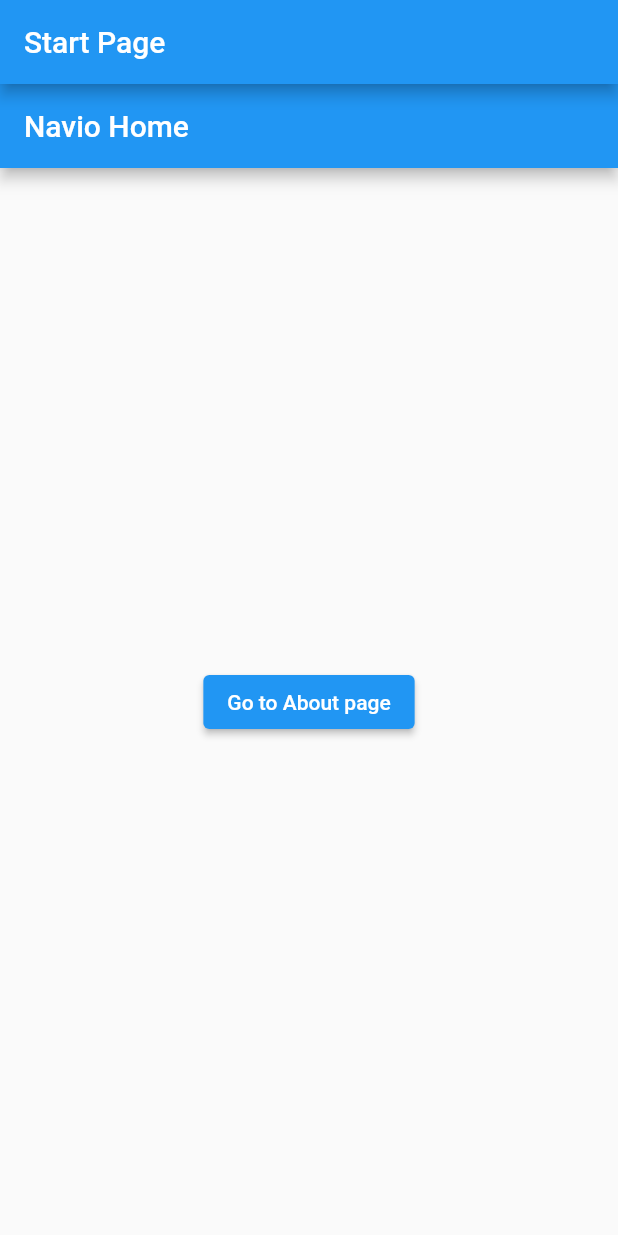
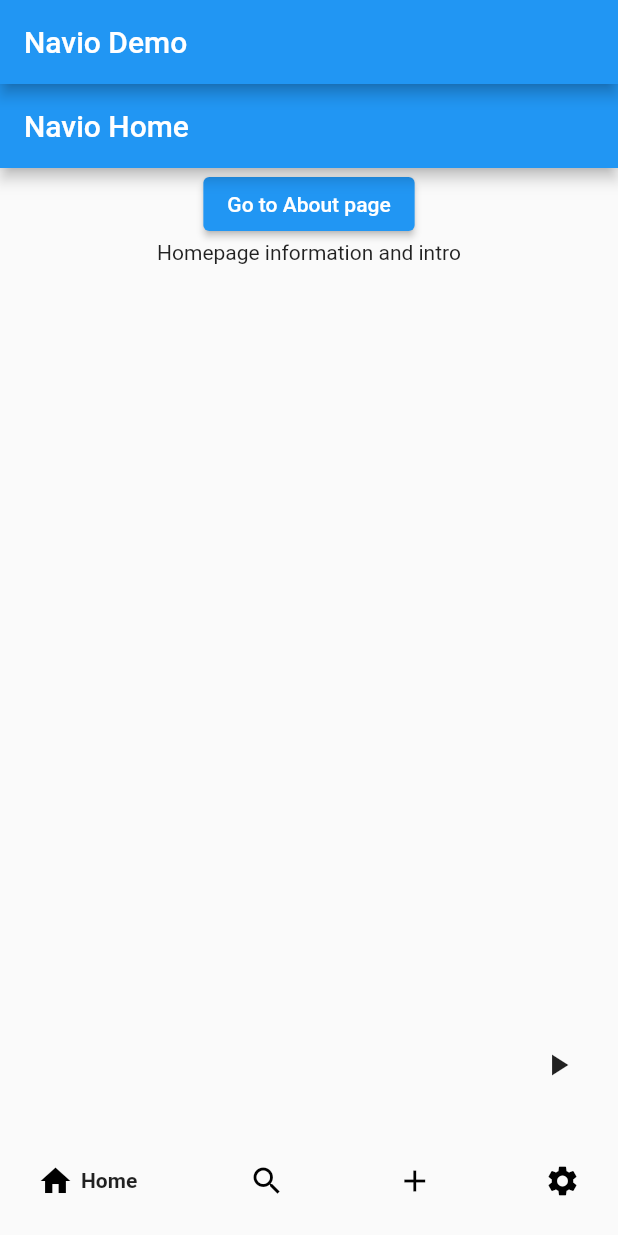
Before and after one commit to machuchesteven/fluts, a Flutter app: the screen it shows after launch, on a phone screen of 412 x 824 dp. Run offline on Flutter 3.47's test engine with Material 2 defaults, Android fonts, the phone set to English and light mode, and no system bars; drawn by our look-alikes of google_nav_bar.

Commit message:
Added Goodle navbar

```diff
--- a/navio/lib/Presentations/Screens/about_page.dart
+++ b/navio/lib/Presentations/Screens/about_page.dart
@@ -12,8 +12,7 @@ class Aboutpage extends StatelessWidget {
       ),
       body: Center(
         child: ElevatedButton(
-          onPressed: () { Navigator.push(
-            context,
+          onPressed: () { Navigator.of(context).push(
             MaterialPageRoute(builder: (context) => const Homepage())
             );
           },
--- a/navio/lib/Presentations/Screens/home_page.dart
+++ b/navio/lib/Presentations/Screens/home_page.dart
@@ -1,4 +1,5 @@
 import 'package:flutter/material.dart';
+import 'package:navio/Presentations/Screens/bar_page.dart';
 import 'package:navio/Presentations/Screens/setting_page.dart';
 
 class Homepage extends StatelessWidget {
@@ -10,12 +11,27 @@ class Homepage extends StatelessWidget {
       appBar: AppBar(
         title: const Text("Navio Home"),
       ),
-      body: Center(
-        child: ElevatedButton(
-          onPressed: () { Navigator.push(context, MaterialPageRoute(builder: (context)=> const Settingpage()));},
-          child: const Text("Go to About page"),
+      body: Column(
+        children: [
+          Center(
+            child: ElevatedButton(
+              onPressed: () { Navigator.of(context).push(MaterialPageRoute(builder: (context)=> const Settingpage()));},
+              child: const Text("Go to About page"),
+            ),
+          ),
+          const Text("Homepage information and intro")
+        ],
       ),
-    ),
+      floatingActionButton: IconButton(
+        style: ButtonStyle(
+          backgroundColor: MaterialStateProperty.all<Color>(Colors.blue),
+        ),
+        icon: const Icon(Icons.play_arrow),
+        onPressed: () {
+          Navigator.of(context).push(MaterialPageRoute(builder: (context) => Barpage()));
+        },
+
+      )
     );
   }
 }
--- a/navio/lib/main.dart
+++ b/navio/lib/main.dart
@@ -1,5 +1,8 @@
 import 'package:flutter/material.dart';
+import 'package:google_nav_bar/google_nav_bar.dart';
 import 'package:navio/Presentations/Screens/home_page.dart';
+
+import 'Presentations/Screens/about_page.dart';
 
 void main() => runApp(const MyApp());
 
@@ -9,16 +12,41 @@ class MyApp extends StatelessWidget {
   @override
   Widget build(BuildContext context) {
     return MaterialApp(
+      debugShowCheckedModeBanner: false,
       title: "Navio Demo",
       theme: ThemeData(
         primarySwatch: Colors.blue,
       ),
-      home: Scaffold(
+      home:Scaffold(
         appBar: AppBar(
-        title: const Text("Start Page"),
+          title: const Text("Navio Demo"),
         ),
         body: const Homepage(),
-      ),
+        bottomNavigationBar: GNav(
+        gap: 5,
+        tabs: [
+        GButton(
+          icon: Icons.home,
+          text: "Home",
+        ),
+        GButton(
+          icon: Icons.search,
+          text: "Search",
+          onPressed: (){
+            Navigator.of(context).push(MaterialPageRoute(builder: (context) => const Aboutpage()));
+          },
+          ),
+        GButton(
+          icon: Icons.add,
+          text: "Add",
+        ),
+        GButton(
+          icon: Icons.settings,
+          text: "Settings",
+        ),
+      ], selectedIndex: 0),
+        ),
+
     );
   }
 }
--- a/navio/pubspec.yaml
+++ b/navio/pubspec.yaml
@@ -35,6 +35,9 @@ dependencies:
   # The following adds the Cupertino Icons font to your application.
   # Use with the CupertinoIcons class for iOS style icons.
   cupertino_icons: ^1.0.2
+  google_nav_bar: ^5.0.6
+  home_widget: ^0.3.0
+  http: ^1.1.0
 
 dev_dependencies:
   flutter_test:
```
Also changed, not shown: navio/lib/Presentations/Screens/bar_page.dart (added, +41 -0 lines), navio/lib/Presentations/Screens/routed_page.dart (added, +28 -0 lines), navio/lib/Presentations/Screens/setting_page.dart (+14 -1 lines), navio/lib/Presentations/Screens/start_page.dart (+29 -0 lines), navio/pubspec.lock, 3 other files.
